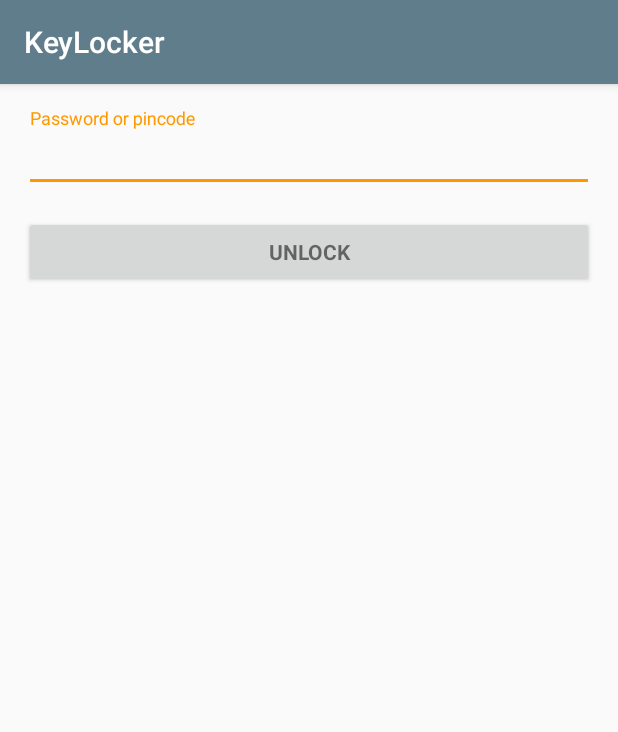
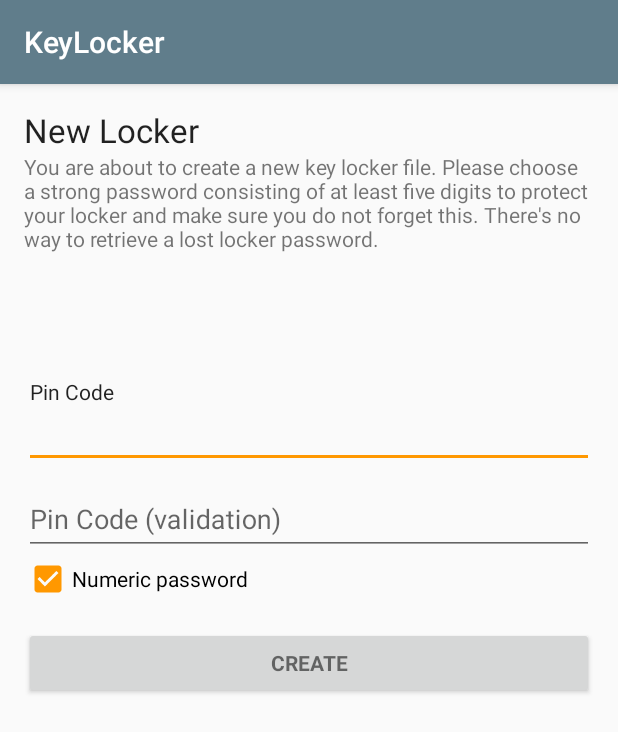
Before and after one commit to mhekkel/keylocker, an Android app: the screen it shows after launch (UnlockActivity before the commit, InitActivity after it), on a phone screen of 412 x 824 dp. Shown: the top 732 px of the screen. Run offline under Robolectric (Android 15) with nearby library versions, the phone set to English and light mode, and no system bars.

```diff
--- /dev/null
+++ b/app/src/main/java/com/hekkelman/keylocker/InitActivity.java
@@ -0,0 +1,90 @@
+package com.hekkelman.keylocker;
+
+import android.app.AlertDialog;
+import android.content.Intent;
+import android.support.v7.app.AppCompatActivity;
+import android.os.Bundle;
+import android.text.Editable;
+import android.text.InputType;
+import android.view.View;
+import android.widget.Button;
+import android.widget.CheckBox;
+import android.widget.CompoundButton;
+import android.widget.EditText;
+
+import com.hekkelman.keylocker.com.hekkelman.keylocker.datamodel.Key;
+import com.hekkelman.keylocker.com.hekkelman.keylocker.datamodel.KeyDb;
+
+import java.io.File;
+
+public class InitActivity extends AppCompatActivity {
+
+    @Override
+    protected void onCreate(Bundle savedInstanceState) {
+        super.onCreate(savedInstanceState);
+        setContentView(R.layout.activity_init);
+
+        final EditText pw1 = (EditText)findViewById(R.id.password_1);
+        final EditText pw2 = (EditText)findViewById(R.id.password_2);
+
+        final CheckBox cb = (CheckBox) findViewById(R.id.numeric_cb);
+
+        cb.setOnCheckedChangeListener(
+            new CompoundButton.OnCheckedChangeListener() {
+                @Override
+                public void onCheckedChanged(CompoundButton buttonView, boolean isChecked) {
+                    pw1.setText("");
+                    pw2.setText("");
+
+                    if (isChecked) {
+                        pw1.setInputType(InputType.TYPE_NUMBER_VARIATION_PASSWORD | InputType.TYPE_CLASS_NUMBER);
+                        pw2.setInputType(InputType.TYPE_NUMBER_VARIATION_PASSWORD | InputType.TYPE_CLASS_NUMBER);
+                    }
+                    else
+                    {
+                        pw1.setInputType(InputType.TYPE_TEXT_VARIATION_PASSWORD | InputType.TYPE_CLASS_TEXT);
+                        pw2.setInputType(InputType.TYPE_TEXT_VARIATION_PASSWORD | InputType.TYPE_CLASS_TEXT);
+                    }
+                }
+            }
+        );
+
+        Button btn = (Button) findViewById(R.id.create_btn);
+        btn.setOnClickListener(
+            new View.OnClickListener() {
+               @Override
+               public void onClick(View v) {
+                   String password_1 = pw1.getText().toString();
+                   String password_2 = pw2.getText().toString();
+
+                   if (password_1.length() < 5)
+                       pw1.setError("Password is too short");
+                   if (password_1.equals(password_2) == false)
+                       pw2.setError("Passwords do not match");
+                   else {
+                       try {
+                           KeyDb keyDb = new KeyDb(password_1.toCharArray(), new File(getFilesDir(), KeyDb.KEY_DB_NAME));
+
+                           // write the empty keylocker file
+                           keyDb.write();
+
+                           KeyDb.setInstance(keyDb);
+
+                           Intent intent = new Intent(InitActivity.this, MainActivity.class);
+                           startActivity(intent);
+                           finish();
+                       } catch (Exception e) {
+                           new AlertDialog.Builder(InitActivity.this)
+                                   .setTitle("Creating a Locker Failed")
+                                   .setMessage("Somehow, KeyLocker failed to create a new Locker file, the error is: " + e.getMessage())
+                                   .setIcon(android.R.drawable.ic_dialog_alert)
+                                   .show();
+                       }
+                   }
+               }
+            }
+        );
+
+
+    }
+}
--- /dev/null
+++ b/app/src/main/res/layout/activity_init.xml
@@ -0,0 +1,85 @@
+<?xml version="1.0" encoding="utf-8"?>
+<LinearLayout
+    xmlns:android="http://schemas.android.com/apk/res/android"
+    xmlns:tools="http://schemas.android.com/tools"
+    android:layout_width="match_parent"
+    android:layout_height="match_parent"
+    xmlns:app="http://schemas.android.com/apk/res-auto"
+    android:paddingBottom="@dimen/activity_vertical_margin"
+    android:paddingLeft="@dimen/activity_horizontal_margin"
+    android:paddingRight="@dimen/activity_horizontal_margin"
+    android:paddingTop="@dimen/activity_vertical_margin"
+    tools:context="com.hekkelman.keylocker.InitActivity"
+    android:orientation="vertical"
+    android:weightSum="1">
+
+
+    <TextView
+        android:layout_width="wrap_content"
+        android:layout_height="wrap_content"
+        android:textAppearance="?android:attr/textAppearanceLarge"
+        android:text="@string/init_caption"
+        android:id="@+id/caption_1"/>
+
+    <TextView
+        android:layout_width="match_parent"
+        android:layout_height="wrap_content"
+        android:text="@string/init_text"
+        android:id="@+id/explanation"
+        android:layout_weight="0.20"/>
+
+
+    <android.support.design.widget.TextInputLayout
+        android:layout_width="match_parent"
+        android:layout_height="wrap_content"
+        android:layout_alignParentTop="true"
+        app:hintTextAppearance="@style/TextAppearance.AppCompat">
+
+        <EditText
+            android:layout_width="match_parent"
+            android:layout_height="wrap_content"
+            android:inputType="numberPassword"
+            android:id="@+id/password_1"
+            android:hint="@string/init_hint_1_nr"
+            android:layout_gravity="center_horizontal"/>
+
+    </android.support.design.widget.TextInputLayout>
+
+    <!--<TextView-->
+        <!--android:layout_width="wrap_content"-->
+        <!--android:layout_height="wrap_content"-->
+        <!--android:text="@string/init_caption_2"-->
+        <!--android:id="@+id/text_view_2"/>-->
+
+    <android.support.design.widget.TextInputLayout
+        android:layout_width="match_parent"
+        android:layout_height="wrap_content"
+        android:layout_alignParentTop="true"
+        app:hintTextAppearance="@style/TextAppearance.AppCompat"
+        android:layout_gravity="center_horizontal">
+
+       <EditText
+            android:layout_width="match_parent"
+            android:layout_height="wrap_content"
+            android:inputType="numberPassword"
+            android:id="@+id/password_2"
+            android:hint="@string/init_hint_2_nr"
+            android:layout_gravity="center_horizontal"/>
+
+    </android.support.design.widget.TextInputLayout>
+
+    <CheckBox
+        android:layout_width="wrap_content"
+        android:layout_height="wrap_content"
+        android:text="@string/init_numeric_cb"
+        android:id="@+id/numeric_cb"
+        android:checked="true"/>
+
+    <Button
+        android:id="@+id/create_btn" style="?android:textAppearanceSmall"
+        android:layout_width="match_parent" android:layout_height="wrap_content"
+        android:layout_marginTop="16dp" android:textStyle="bold"
+        android:layout_gravity="center_horizontal"
+        android:text="@string/init_create_btn"/>
+
+</LinearLayout>
--- a/app/src/main/res/layout/activity_login.xml
+++ b/app/src/main/res/layout/activity_login.xml
@@ -45,6 +45,11 @@
                 android:layout_marginTop="16dp" android:text="@string/action_sign_in"
                 android:textStyle="bold" />
 
+            <Button android:id="@+id/replace_locker" style="?android:textAppearanceSmall"
+                    android:layout_width="match_parent" android:layout_height="wrap_content"
+                    android:layout_marginTop="16dp" android:text="@string/action_replace"
+                    android:textStyle="bold" android:visibility="invisible" />
+
         </LinearLayout>
     </ScrollView>
 </LinearLayout>
--- a/app/src/main/res/menu/activity_main_drawer.xml
+++ b/app/src/main/res/menu/activity_main_drawer.xml
@@ -17,8 +17,8 @@
 
     <item android:title="Communicate">
         <menu>
-            <item android:id="@+id/nav_share" android:icon="@android:drawable/ic_menu_share"
-                android:title="Share" />
+            <item android:id="@+id/nav_sync" android:icon="@android:drawable/ic_menu_share"
+                android:title="@string/sync_with_sdcard" />
             <item android:id="@+id/nav_send" android:icon="@android:drawable/ic_menu_send"
                 android:title="Send" />
         </menu>
--- a/app/src/main/res/values/strings.xml
+++ b/app/src/main/res/values/strings.xml
@@ -14,7 +14,7 @@
     <string name="error_incorrect_password">This password is incorrect</string>
     <string name="error_field_required">This field is required</string>
     <string name="title_activity_key_detail">Key</string>
-    <string name="keyNameCaptionHint">Name</string>
+    <string name="keyNameCaptionHint">Key Name</string>
     <string name="keyPasswordCaptionHint">Password</string>
 
     <string name="lastModifiedTemplate">Last modified: %s</string>
@@ -27,4 +27,14 @@
     <string name="nav_notes_str">Show Notes</string>
     <string name="drawer_name">KeyLocker</string>
     <string name="drawer_addr">maarten@hekkelman.com</string>
+
+    <string name="init_text">You are about to create a new key locker file. Please choose a strong password consisting of at least five digits to protect your locker and make sure you do not forget this. There\'s no way to retrieve a lost locker password.</string>
+    <string name="init_caption">New Locker</string>
+    <string name="init_caption_2">Enter your password again</string>
+    <string name="init_numeric_cb">Numeric password</string>
+    <string name="init_create_btn">Create</string>
+    <string name="init_hint_1_nr">Pin Code</string>
+    <string name="init_hint_2_nr">Pin Code (validation)</string>
+    <string name="sync_with_sdcard">Syncronize with SDCard</string>
+    <string name="action_replace">Replace Key Locker File</string>
 </resources>
```
Also changed, not shown: app/src/main/AndroidManifest.xml (+11 -11 lines), app/src/main/java/com/hekkelman/keylocker/KeyDetailActivity.java (+17 -8 lines), app/src/main/java/com/hekkelman/keylocker/MainActivity.java (+48 -4 lines), app/src/main/java/com/hekkelman/keylocker/UnlockActivity.java (+25 -37 lines), app/src/main/java/com/hekkelman/keylocker/com/hekkelman/keylocker/datamodel/Key.java (+73 -10 lines), app/src/main/java/com/hekkelman/keylocker/com/hekkelman/keylocker/datamodel/KeyChain.java (+73 -0 lines), app/src/main/java/com/hekkelman/keylocker/com/hekkelman/keylocker/datamodel/KeyDb.java (+45 -37 lines), app/src/main/java/com/hekkelman/keylocker/com/hekkelman/keylocker/datamodel/Note.java (+45 -1 lines), app/src/main/java/com/hekkelman/keylocker/xmlenc/PBKDF2Params.java (+10 -10 lines), 1 other file.
